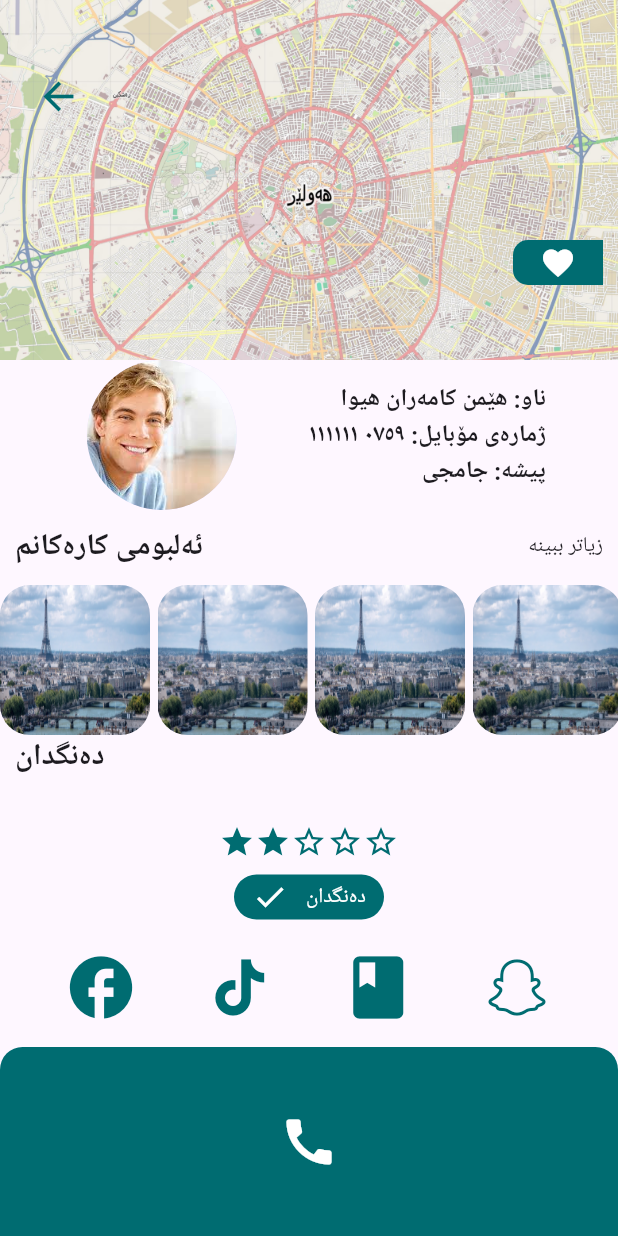
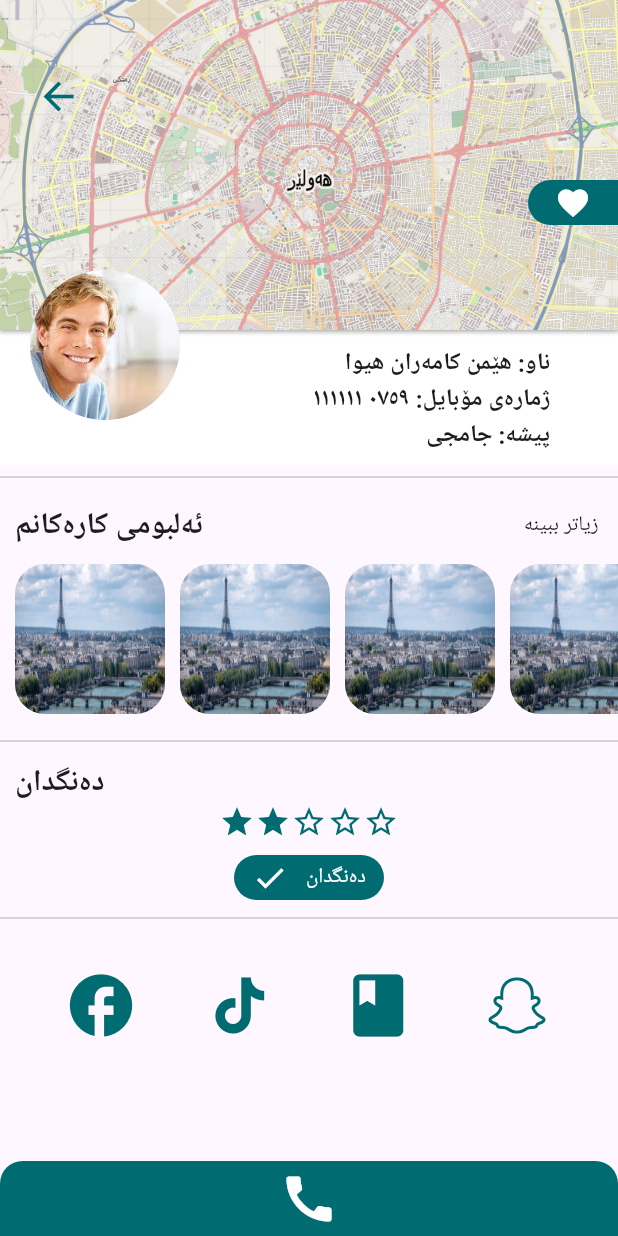
Before and after one commit to BawarX/group-assignment, a Flutter app: the UserScreen screen opened directly, on a phone screen of 412 x 824 dp. Run offline on Flutter 3.47's test engine with Material 3 defaults, Android fonts, the phone set to English and light mode, and no system bars; our stand-ins replace awesome_bottom_bar, carousel_slider; missing offline and left inert: circular_bottom_navigation.

Commit message:
some chagnes

```diff
--- a/darnafiz/lib/screens/home_page.dart
+++ b/darnafiz/lib/screens/home_page.dart
@@ -36,7 +36,7 @@ class _MainPageState extends State<MainPage> {
         floatingActionButtonLocation: FloatingActionButtonLocation.centerDocked,
         appBar: PreferredSize(
           preferredSize: const Size.fromHeight(
-            50,
+            55,
           ),
           child: AppBar(
             backgroundColor: const Color.fromARGB(255, 0, 108, 113),
--- a/darnafiz/lib/screens/user_screen.dart
+++ b/darnafiz/lib/screens/user_screen.dart
@@ -16,10 +16,23 @@ class _UserScreenState extends State<UserScreen> {
         body: Column(
           crossAxisAlignment: CrossAxisAlignment.start,
           children: [
-            Stack(
+            Container(
+              width: double.infinity,
+              height: 310,
+              color: Colors.white,
+              child: Stack(
                 children: [
-                SizedBox(
-                  height: 240,
+                  Container(
+                    decoration: const BoxDecoration(
+                      boxShadow: [
+                        BoxShadow(
+                          color: Colors.grey,
+                          blurRadius: 2,
+                          spreadRadius: 1,
+                        )
+                      ],
+                    ),
+                    height: 220,
                     width: double.infinity,
                     child: Image.asset(
                       "assets/erbil_map.jpg",
@@ -27,14 +40,14 @@ class _UserScreenState extends State<UserScreen> {
                     ),
                   ),
                   Positioned(
-                  top: 160,
-                  right: 10,
+                    top: 120,
+                    right: 0,
                     child: Container(
                       decoration: const BoxDecoration(
                         color: Color.fromARGB(255, 0, 108, 113),
                         borderRadius: BorderRadius.only(
-                        topLeft: Radius.circular(10),
-                        bottomLeft: Radius.circular(10),
+                          topLeft: Radius.circular(20),
+                          bottomLeft: Radius.circular(20),
                         ),
                       ),
                       height: 30,
@@ -63,22 +76,22 @@ class _UserScreenState extends State<UserScreen> {
                         color: Color.fromARGB(255, 0, 108, 113),
                       ),
                     ),
-                )
-              ],
                   ),
-            const Padding(
-              padding: EdgeInsets.only(
-                left: 10,
-              ),
-              child: Row(
-                mainAxisAlignment: MainAxisAlignment.spaceEvenly,
-                children: [
-                  CircleAvatar(
+                  const Positioned(
+                    top: 180,
+                    left: 20,
+                    child: CircleAvatar(
                       radius: 50,
                       backgroundImage: AssetImage(
                         'assets/guy_smiling.jpeg',
                       ),
                     ),
+                  ),
+                  const Positioned(
+                    right: 45,
+                    top: 230,
+                    child: Row(
+                      children: [
                         Column(
                           crossAxisAlignment: CrossAxisAlignment.end,
                           children: [
@@ -104,14 +117,22 @@ class _UserScreenState extends State<UserScreen> {
                               ),
                             ),
                           ],
+                        ),
+                      ],
+                    ),
                   )
                 ],
               ),
             ),
+            const Divider(),
             Column(
               children: [
                 const Padding(
-                  padding: EdgeInsets.all(10),
+                  padding: EdgeInsets.only(
+                    top: 10,
+                    left: 10,
+                    bottom: 10,
+                  ),
                   child: Row(
                     mainAxisAlignment: MainAxisAlignment.spaceBetween,
                     children: [
@@ -122,7 +143,10 @@ class _UserScreenState extends State<UserScreen> {
                           fontWeight: FontWeight.bold,
                         ),
                       ),
-                      Text('زیاتر ببینە'),
+                      Padding(
+                        padding: EdgeInsets.only(right: 13),
+                        child: Text('زیاتر ببینە'),
+                      ),
                     ],
                   ),
                 ),
@@ -130,30 +154,37 @@ class _UserScreenState extends State<UserScreen> {
                   scrollDirection: Axis.horizontal,
                   child: Row(
                     children: [
-                      random_img(),
                       SizedBox(
-                        width: 5,
+                        width: 10,
                       ),
                       random_img(),
                       SizedBox(
-                        width: 5,
+                        width: 10,
                       ),
                       random_img(),
                       SizedBox(
-                        width: 5,
+                        width: 10,
                       ),
                       random_img(),
                       SizedBox(
-                        width: 5,
+                        width: 10,
+                      ),
+                      random_img(),
+                      SizedBox(
+                        width: 10,
                       ),
                     ],
                   ),
                 ),
+                const SizedBox(
+                  height: 10,
+                ),
+                const Divider(),
                 const Row(
                   mainAxisAlignment: MainAxisAlignment.start,
                   children: [
                     Padding(
-                      padding: EdgeInsets.only(left: 10),
+                      padding: EdgeInsets.only(left: 10, top: 5),
                       child: Text(
                         "دەنگدان",
                         style: TextStyle(
@@ -165,7 +196,7 @@ class _UserScreenState extends State<UserScreen> {
                   ],
                 ),
                 const SizedBox(
-                  height: 30,
+                  height: 0,
                 ),
                 const Row(
                   mainAxisAlignment: MainAxisAlignment.center,
@@ -220,7 +251,11 @@ class _UserScreenState extends State<UserScreen> {
                   ),
                 ),
                 const SizedBox(
-                  height: 20,
+                  height: 4,
+                ),
+                const Divider(),
+                const SizedBox(
+                  height: 25,
                 ),
                 const Row(
                   crossAxisAlignment: CrossAxisAlignment.end,
@@ -251,12 +286,14 @@ class _UserScreenState extends State<UserScreen> {
               ],
             ),
             const SizedBox(
-              height: 15,
+              height: 25,
             ),
             Expanded(
+              child: Align(
+                alignment: Alignment.bottomCenter,
                 child: Container(
                   width: double.infinity,
-                height: 20,
+                  height: 50,
                   decoration: const BoxDecoration(
                     color: Color.fromARGB(255, 0, 108, 113),
                     borderRadius: BorderRadius.only(
@@ -270,7 +307,8 @@ class _UserScreenState extends State<UserScreen> {
                     size: 40,
                   ),
                 ),
-            )
+              ),
+            ),
           ],
         ),
       ),
--- a/darnafiz/lib/widget/custom_nav/custom_nav.dart
+++ b/darnafiz/lib/widget/custom_nav/custom_nav.dart
@@ -43,7 +43,7 @@ class custom_nav_bar_ff extends StatelessWidget {
                       shape: const CircleBorder(),
                       child: const Icon(
                         Icons.home,
-                        size: 35,
+                        size: 25,
                         color: Colors.white,
                       ),
                       onPressed: () {},
--- a/darnafiz/lib/widget/custom_nav/custom_nav_fav.dart
+++ b/darnafiz/lib/widget/custom_nav/custom_nav_fav.dart
@@ -57,6 +57,7 @@ class custom_nav_bar_ff_favorite extends StatelessWidget {
                 mainAxisAlignment: MainAxisAlignment.end,
                 children: [
                   Container(
+                    width: 60,
                     decoration: BoxDecoration(
                         shape: BoxShape.circle,
                         border: Border.all(
@@ -68,7 +69,7 @@ class custom_nav_bar_ff_favorite extends StatelessWidget {
                       shape: const CircleBorder(),
                       child: const Icon(
                         Icons.favorite,
-                        size: 35,
+                        size: 25,
                         color: Colors.white,
                       ),
                       onPressed: () {},
--- a/darnafiz/lib/widget/drawer_side.dart
+++ b/darnafiz/lib/widget/drawer_side.dart
@@ -74,7 +74,7 @@ class drawer_side extends StatelessWidget {
         const Divider(),
         const Expanded(
           child: Padding(
-            padding: EdgeInsets.only(bottom: 10),
+            padding: EdgeInsets.only(bottom: 15),
             child: Row(
               crossAxisAlignment: CrossAxisAlignment.end,
               mainAxisAlignment: MainAxisAlignment.spaceEvenly,
```
Also changed, not shown: darnafiz/lib/screens/favorite_screen.dart (+13 -4 lines), darnafiz/lib/widget/card_favorite.dart (+48 -15 lines). Lines whose indentation alone changed are shown as unchanged.
